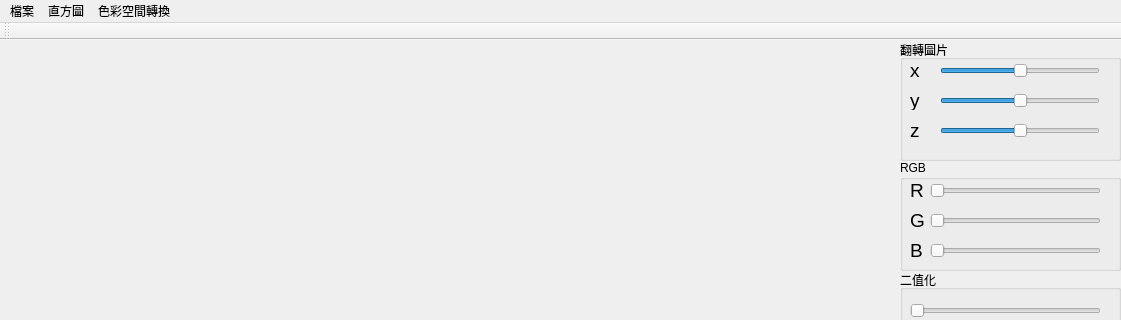
This is QtWidgets/QtWidgets.ui in tim60936/QtWidgets as Qt 5 draws it before an edit; both pictures show x 0 to 1121 and y 0 to 320 of the 1121 by 825 pixel window. The edited form follows.
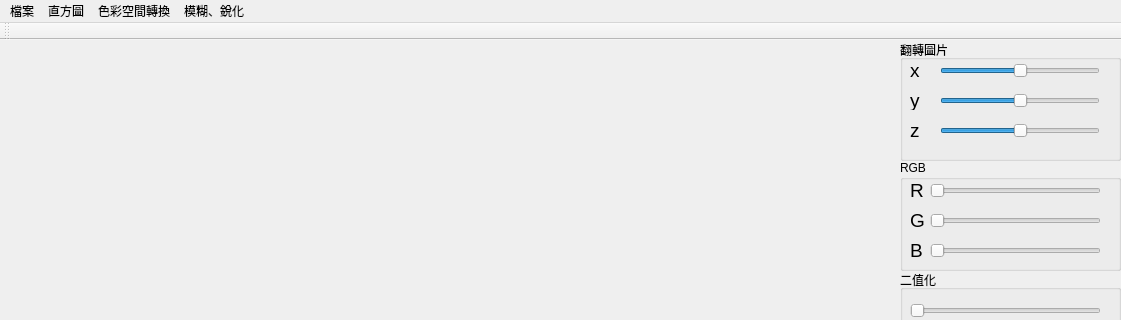
This is the edited form.

```diff
--- a/QtWidgets/QtWidgets.ui
+++ b/QtWidgets/QtWidgets.ui
@@ -651,9 +651,19 @@
     <addaction name="grayBtn"/>
     <addaction name="hsvBtn"/>
    </widget>
+   <widget class="QMenu" name="menuai6cj6">
+    <property name="title">
+     <string>模糊、銳化</string>
+    </property>
+    <addaction name="blurBtn"/>
+    <addaction name="gaussblurBtn"/>
+    <addaction name="mediblurBtn"/>
+    <addaction name="sharpenBtn"/>
+   </widget>
    <addaction name="menu"/>
    <addaction name="menu_2"/>
    <addaction name="menu_3"/>
+   <addaction name="menuai6cj6"/>
   </widget>
   <widget class="QToolBar" name="mainToolBar">
    <attribute name="toolBarArea">
```
Left out of the diff: 40 changed lines with no effect on the pictures.
